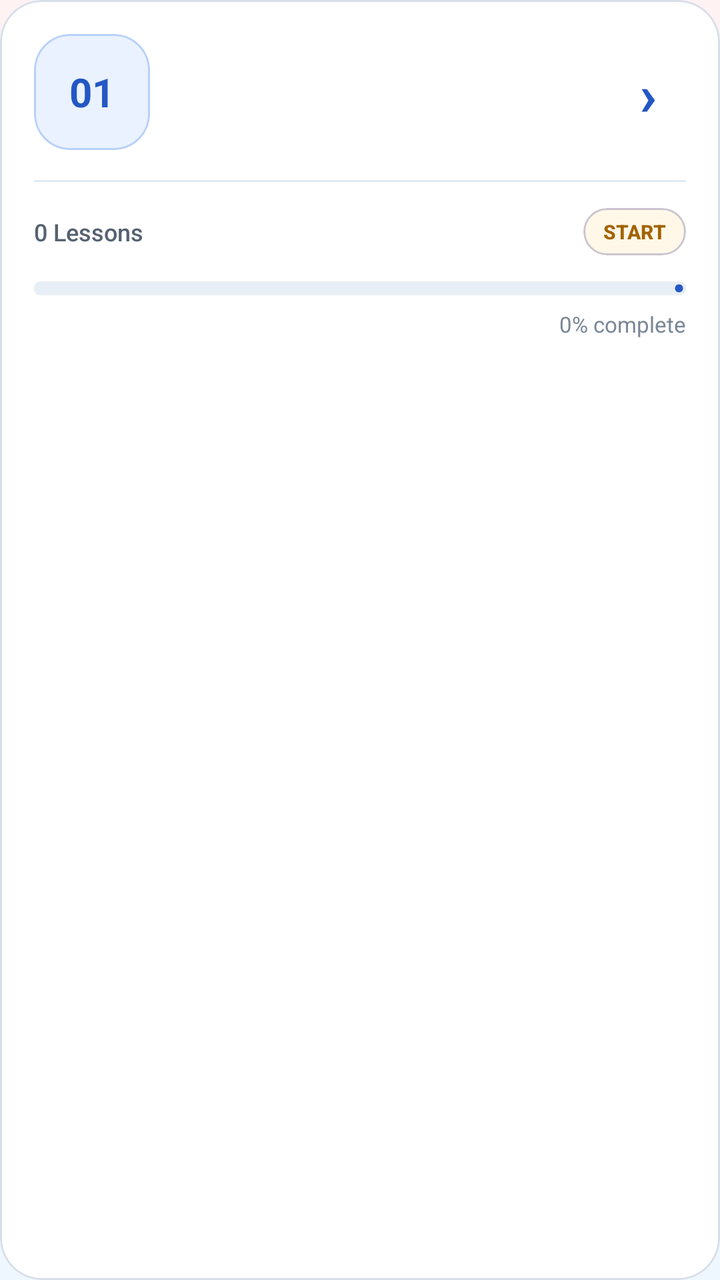
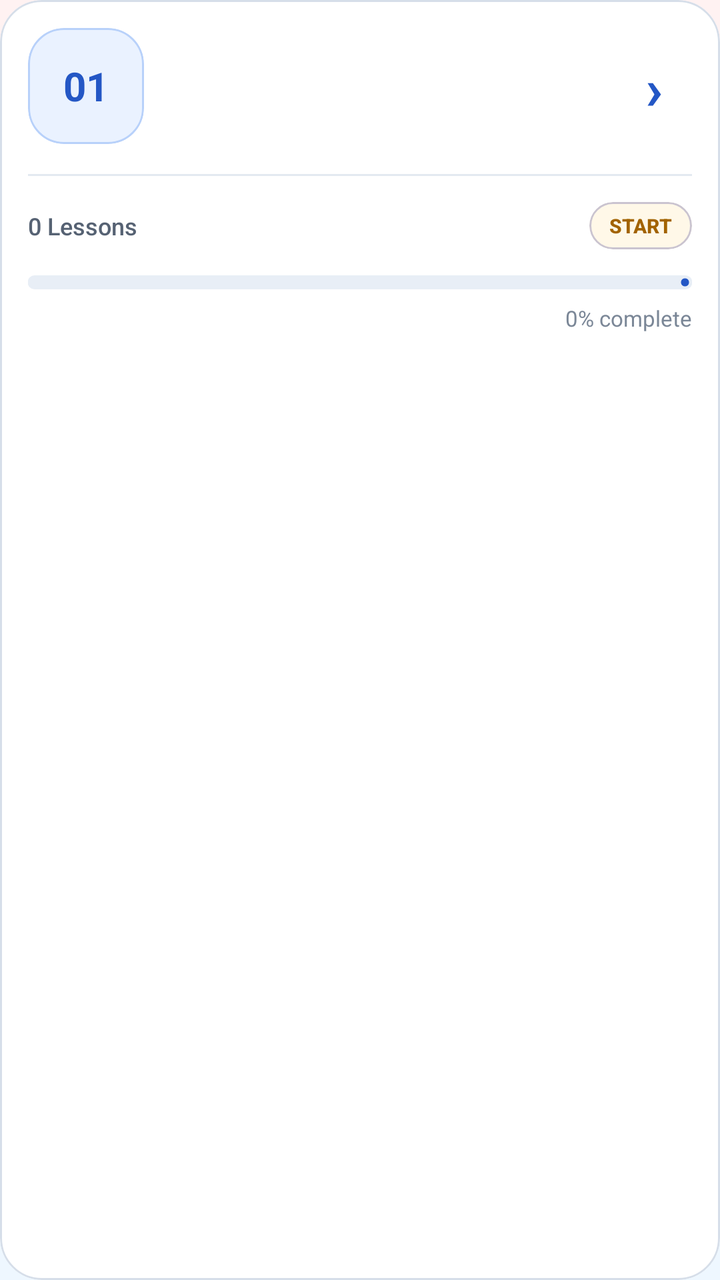

Two renders of the same Android screen: before a commit and after it. Below are the layout's source before the change and the commit's diff.
<!-- AndroidManifest.xml: application theme Theme.StudySaathi -->
<!-- res/layout/item_chapter.xml -->
<?xml version="1.0" encoding="utf-8"?>
<com.google.android.material.card.MaterialCardView xmlns:android="http://schemas.android.com/apk/res/android"
    xmlns:app="http://schemas.android.com/apk/res-auto"
    android:id="@+id/cardChapter"
    android:layout_width="match_parent"
    android:layout_height="wrap_content"
    android:layout_marginBottom="14dp"
    android:clickable="true"
    android:focusable="true"
    android:foreground="?attr/selectableItemBackground"
    app:cardBackgroundColor="@color/ss_surface"
    app:cardCornerRadius="21dp"
    app:cardElevation="0dp"
    app:strokeColor="@color/ss_outline"
    app:strokeWidth="1dp">

    <LinearLayout
        android:layout_width="match_parent"
        android:layout_height="wrap_content"
        android:orientation="vertical"
        android:padding="17dp">

        <LinearLayout
            android:layout_width="match_parent"
            android:layout_height="wrap_content"
            android:gravity="center_vertical"
            android:orientation="horizontal">

            <com.google.android.material.card.MaterialCardView
                android:layout_width="58dp"
                android:layout_height="58dp"
                app:cardBackgroundColor="@color/ss_blue_soft"
                app:cardCornerRadius="18dp"
                app:cardElevation="0dp"
                app:strokeColor="@color/ss_blue_border"
                app:strokeWidth="1dp">

                <TextView
                    android:id="@+id/textChapterNumber"
                    android:layout_width="match_parent"
                    android:layout_height="match_parent"
                    android:fontFamily="sans-serif-rounded"
                    android:gravity="center"
                    android:text="01"
                    android:textColor="@color/ss_primary"
                    android:textSize="20sp"
                    android:textStyle="bold" />

            </com.google.android.material.card.MaterialCardView>

            <LinearLayout
                android:layout_width="0dp"
                android:layout_height="wrap_content"
                android:layout_marginStart="15dp"
                android:layout_weight="1"
                android:orientation="vertical">

                <TextView
                    android:id="@+id/textChapterTitle"
                    android:layout_width="match_parent"
                    android:layout_height="wrap_content"
                    android:fontFamily="sans-serif-rounded"
                    android:textColor="@color/ss_text_primary"
                    android:textSize="18sp"
                    android:textStyle="bold" />

                <TextView
                    android:id="@+id/textChapterDescription"
                    android:layout_width="match_parent"
                    android:layout_height="wrap_content"
                    android:layout_marginTop="5dp"
                    android:fontFamily="sans-serif"
                    android:lineSpacingExtra="2dp"
                    android:textColor="@color/ss_text_secondary"
                    android:textSize="13sp" />

            </LinearLayout>

            <TextView
                android:layout_width="38dp"
                android:layout_height="38dp"
                android:layout_marginStart="7dp"
                android:fontFamily="sans-serif-rounded"
                android:gravity="center"
                android:text="›"
                android:textColor="@color/ss_primary"
                android:textSize="29sp"
                android:textStyle="bold" />

        </LinearLayout>

        <View
            android:layout_width="match_parent"
            android:layout_height="1dp"
            android:layout_marginTop="15dp"
            android:background="@color/ss_divider" />

        <LinearLayout
            android:layout_width="match_parent"
            android:layout_height="wrap_content"
            android:layout_marginTop="13dp"
            android:gravity="center_vertical"
            android:orientation="horizontal">

            <TextView
                android:id="@+id/textLessonCount"
                android:layout_width="0dp"
                android:layout_height="wrap_content"
                android:layout_weight="1"
                android:fontFamily="sans-serif-medium"
                android:text="@string/default_lesson_count"
                android:textColor="@color/ss_text_secondary"
                android:textSize="12sp" />

            <com.google.android.material.card.MaterialCardView
                android:id="@+id/cardChapterStatus"
                android:layout_width="wrap_content"
                android:layout_height="wrap_content"
                app:cardBackgroundColor="@color/ss_yellow_soft"
                app:cardCornerRadius="12dp"
                app:cardElevation="0dp">

                <TextView
                    android:id="@+id/textChapterStatus"
                    android:layout_width="wrap_content"
                    android:layout_height="wrap_content"
                    android:fontFamily="sans-serif-medium"
                    android:paddingStart="10dp"
                    android:paddingTop="5dp"
                    android:paddingEnd="10dp"
                    android:paddingBottom="5dp"
                    android:text="@string/chapter_status_start"
                    android:textColor="@color/ss_warning"
                    android:textSize="10sp"
                    android:textStyle="bold" />

            </com.google.android.material.card.MaterialCardView>

        </LinearLayout>

        <com.google.android.material.progressindicator.LinearProgressIndicator
            android:id="@+id/progressChapter"
            android:layout_width="match_parent"
            android:layout_height="wrap_content"
            android:layout_marginTop="13dp"
            android:max="100"
            android:progress="0"
            app:indicatorColor="@color/ss_primary"
            app:trackColor="@color/ss_surface_muted"
            app:trackCornerRadius="4dp"
            app:trackThickness="7dp" />

        <TextView
            android:id="@+id/textProgressPercent"
            android:layout_width="match_parent"
            android:layout_height="wrap_content"
            android:layout_marginTop="7dp"
            android:fontFamily="sans-serif"
            android:gravity="end"
            android:text="@string/default_progress_percent"
            android:textColor="@color/ss_text_muted"
            android:textSize="11sp" />

    </LinearLayout>

</com.google.android.material.card.MaterialCardView>
<!-- resources referenced by this layout -->
<resources>
  <color name="ss_blue_border">#B8D1FA</color>
  <color name="ss_blue_soft">#EAF2FF</color>
  <color name="ss_divider">#E3E9F1</color>
  <color name="ss_outline">#D6DEE9</color>
  <color name="ss_primary">#2457C5</color>
  <color name="ss_surface">#FFFFFF</color>
  <color name="ss_surface_muted">#E8EEF6</color>
  <color name="ss_text_muted">#7B8797</color>
  <color name="ss_text_primary">#182230</color>
  <color name="ss_text_secondary">#566273</color>
  <color name="ss_warning">#A26300</color>
  <color name="ss_yellow_soft">#FFF8E8</color>
  <string name="chapter_status_start">START</string>
  <string name="default_lesson_count">0 Lessons</string>
  <string name="default_progress_percent">0% complete</string>
  <style name="Theme.StudySaathi" parent="Theme.Material3.DayNight.NoActionBar">
  
          
          <item name="colorPrimary">@color/ss_primary</item>
          <item name="colorOnPrimary">@color/ss_on_primary</item>
          <item name="colorPrimaryContainer">@color/ss_blue_soft</item>
          <item name="colorOnPrimaryContainer">@color/ss_primary_dark</item>
  
          <item name="colorSecondary">@color/ss_secondary</item>
          <item name="colorOnSecondary">@color/ss_on_secondary</item>
          <item name="colorSecondaryContainer">@color/ss_teal_soft</item>
          <item name="colorOnSecondaryContainer">@color/ss_secondary</item>
  
          <item name="colorTertiary">@color/ss_tertiary</item>
          <item name="colorOnTertiary">@color/ss_on_tertiary</item>
          <item name="colorTertiaryContainer">@color/ss_yellow_soft</item>
          <item name="colorOnTertiaryContainer">@color/ss_tertiary</item>
  
          
          <item name="android:colorBackground">@color/ss_background</item>
          <item name="colorSurface">@color/ss_surface</item>
          <item name="colorSurfaceVariant">@color/ss_surface_soft</item>
          <item name="colorOnSurface">@color/ss_text_primary</item>
          <item name="colorOnSurfaceVariant">@color/ss_text_secondary</item>
  
          
          <item name="colorOutline">@color/ss_outline</item>
          <item name="colorError">@color/ss_error</item>
          <item name="colorOnError">@color/white</item>
          <item name="colorErrorContainer">@color/ss_red_soft</item>
          <item name="colorOnErrorContainer">@color/ss_error</item>
  
          
          <item name="android:windowBackground">@drawable/bg_app_soft_mix</item>
          <item name="android:statusBarColor">@color/ss_background</item>
          <item name="android:navigationBarColor">@color/ss_background</item>
  
          <item name="android:windowLightStatusBar">true</item>
          <item name="android:windowLightNavigationBar">true</item>
          <item name="android:forceDarkAllowed">false</item>
  
          <item name="android:windowNoTitle">true</item>
          <item name="windowActionModeOverlay">true</item>
  
          
          <item name="android:colorAccent">@color/ss_primary</item>
          <item name="colorControlActivated">@color/ss_primary</item>
          <item name="colorControlNormal">@color/ss_text_secondary</item>
  
      </style>
  <color name="ss_on_primary">#FFFFFF</color>
  <color name="ss_primary_dark">#173F99</color>
  <color name="ss_secondary">#087F8C</color>
  <color name="ss_on_secondary">#FFFFFF</color>
  <color name="ss_teal_soft">#EAF8F8</color>
  <color name="ss_tertiary">#8A5A00</color>
  <color name="ss_on_tertiary">#FFFFFF</color>
  <color name="ss_background">#F7F9FC</color>
  <color name="ss_surface_soft">#F0F4FA</color>
  <color name="ss_error">#BA1A1A</color>
  <color name="white">#FFFFFFFF</color>
  <color name="ss_red_soft">#FFF0F0</color>
  <!-- drawable bg_app_soft_mix (drawable) -->
  <?xml version="1.0" encoding="utf-8"?>
  <shape xmlns:android="http://schemas.android.com/apk/res/android"
      android:shape="rectangle">
  
      <gradient
          android:angle="270"
          android:centerColor="#F2FBF3"
          android:endColor="#EEF7FF"
          android:startColor="#FFF2F2"
          android:type="linear" />
  
  </shape>
</resources>

<!-- the commit's change to res/layout/item_chapter.xml (unified diff, before → after) -->
@@ -18,7 +18,7 @@
         android:layout_width="match_parent"
         android:layout_height="wrap_content"
         android:orientation="vertical"
-        android:padding="17dp">
+        android:padding="14dp">
 
         <LinearLayout
             android:layout_width="match_parent"
